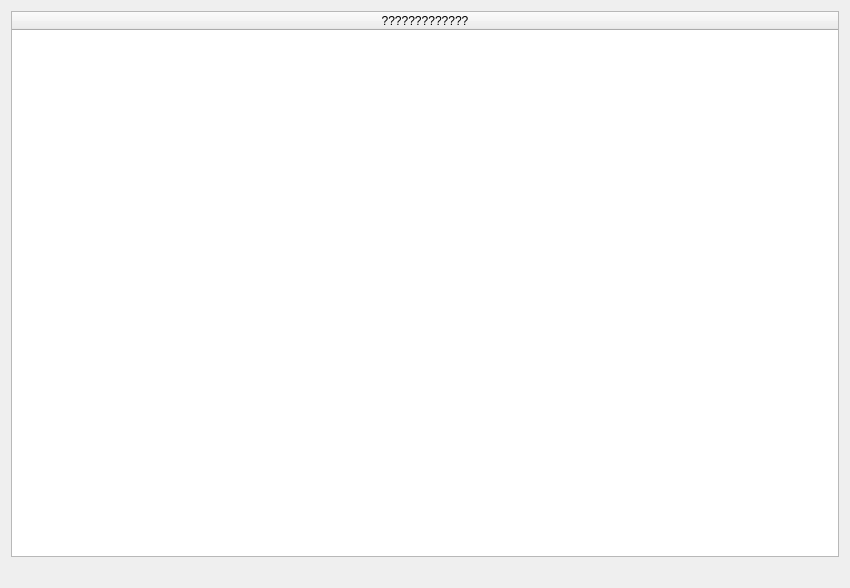
Above: gui/v1_fct_mod_1.ui from OliverMineau/JOProject before the change. Below: the same form after it.
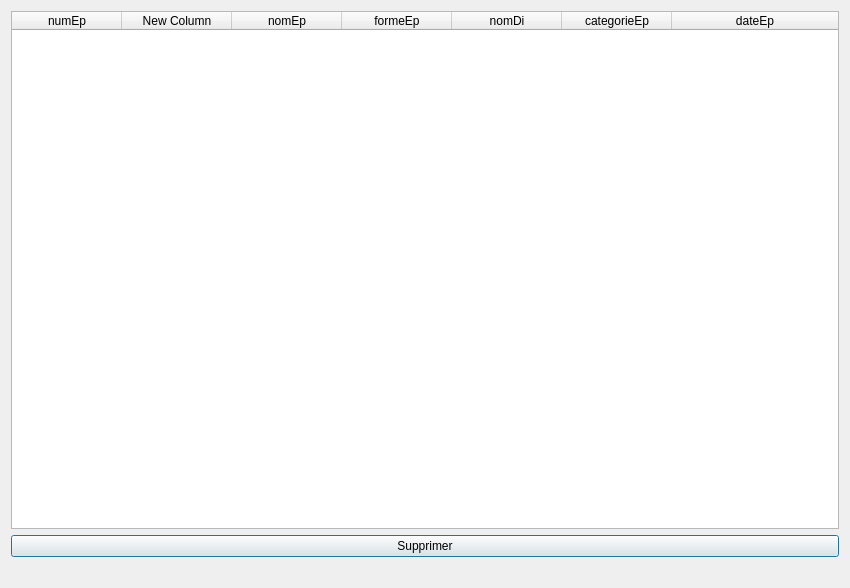
That is the form after the change.

Commit message: Supprimer une epreuve

Patch:
```diff
--- a/gui/v1_fct_mod_1.ui
+++ b/gui/v1_fct_mod_1.ui
@@ -16,12 +16,18 @@
   <layout class="QVBoxLayout" name="verticalLayout">
    <item>
     <widget class="QTableWidget" name="table_fct_mod_1">
-     <attribute name="horizontalHeaderDefaultSectionSize">
-      <number>200</number>
-     </attribute>
+     <property name="selectionMode">
+      <enum>QAbstractItemView::SingleSelection</enum>
+     </property>
+     <property name="selectionBehavior">
+      <enum>QAbstractItemView::SelectRows</enum>
+     </property>
      <attribute name="horizontalHeaderMinimumSectionSize">
       <number>50</number>
      </attribute>
+     <attribute name="horizontalHeaderDefaultSectionSize">
+      <number>110</number>
+     </attribute>
      <attribute name="horizontalHeaderStretchLastSection">
       <bool>true</bool>
      </attribute>
@@ -30,9 +36,46 @@
      </attribute>
      <column>
       <property name="text">
-       <string>?????????????</string>
+       <string>numEp</string>
       </property>
      </column>
+     <column>
+      <property name="text">
+       <string>New Column</string>
+      </property>
+     </column>
+     <column>
+      <property name="text">
+       <string>nomEp</string>
+      </property>
+     </column>
+     <column>
+      <property name="text">
+       <string>formeEp</string>
+      </property>
+     </column>
+     <column>
+      <property name="text">
+       <string>nomDi</string>
+      </property>
+     </column>
+     <column>
+      <property name="text">
+       <string>categorieEp</string>
+      </property>
+     </column>
+     <column>
+      <property name="text">
+       <string>dateEp</string>
+      </property>
+     </column>
+    </widget>
+   </item>
+   <item>
+    <widget class="QPushButton" name="btn_supprimer">
+     <property name="text">
+      <string>Supprimer</string>
+     </property>
     </widget>
    </item>
    <item>
```
Left out of the diff: 25 changed lines with no effect on the pictures. The commit also changes 8 other files.
